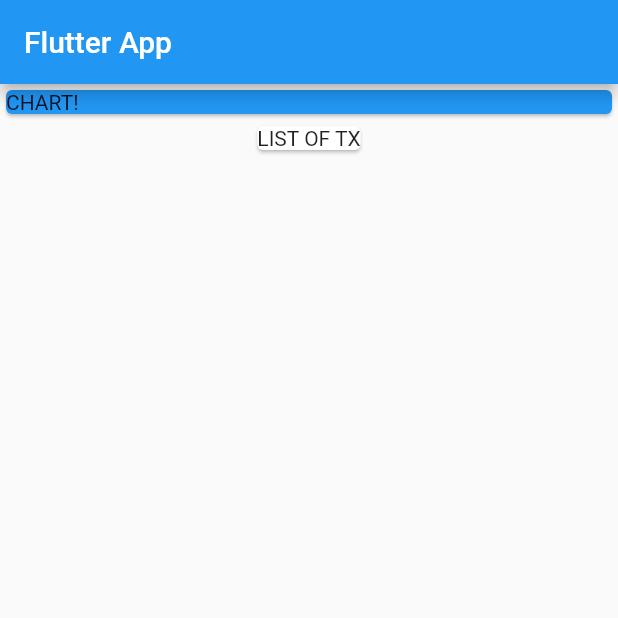
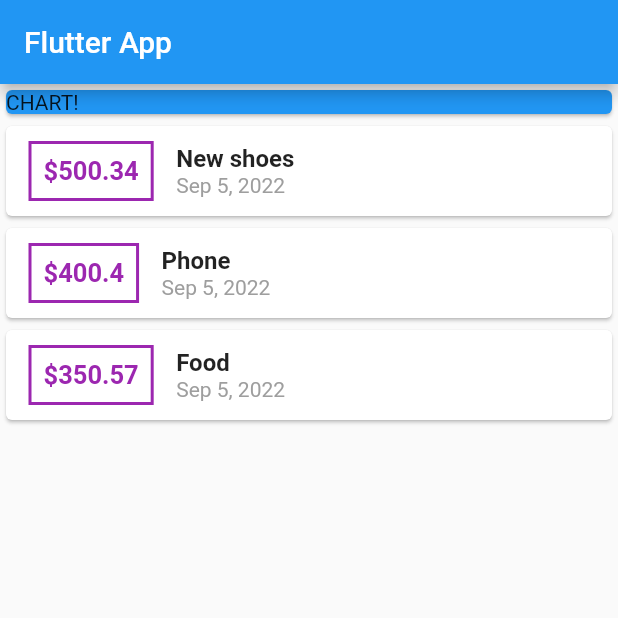
Before and after one commit to NgangaMichael/expense-planner, a Flutter app: the screen it shows after launch, on a phone screen of 412 x 824 dp, the top half of it. Run offline on Flutter 3.47's test engine with Material 2 defaults, Android fonts, the phone set to English and light mode, and no system bars.

Commit message:
added statis expenses and created a new file that has a class, also styled the cards and used $ to refrence the items in the class

```diff
--- a/lib/main.dart
+++ b/lib/main.dart
@@ -1,4 +1,8 @@
+import 'dart:ui';
+
+import 'package:expense_planner/transaction.dart';
 import 'package:flutter/material.dart';
+import 'package:intl/intl.dart';
 
 void main() => runApp(MyApp());
 
@@ -13,23 +17,74 @@ class MyApp extends StatelessWidget {
 }
 
 class MyHomePage extends StatelessWidget {
+
+  final List<Transaction> transaction = [
+    Transaction(id: 't1', title: 'New shoes', amount: 500.34, date: DateTime.now()),
+    Transaction(id: 't2', title: 'Phone', amount: 400.4, date: DateTime.now()),
+    Transaction(id: 't3', title: 'Food', amount: 350.57, date: DateTime.now()),
+  ];
+
   @override
   Widget build(BuildContext context) {
     return Scaffold(
       appBar: AppBar(
-        title: Text('Flutter App'),
+        title: const Text('Flutter App'),
       ),
       body:Column(
         children: [
           Container(
             width: double.infinity,
-            child: Card(
+            child: const Card(
               color: Colors.blue,
               child: const Text('CHART!'),
             ),
           ),
-          Card(
-            child: Text('LIST OF TX'),
+          Column(
+            children: transaction.map((tx) {
+              return Card(
+                child: Row(
+                  children: [
+                    Container(
+                      margin: EdgeInsets.symmetric(
+                        vertical: 10,
+                        horizontal: 15,
+                      ),
+                      padding: const EdgeInsets.all(8),
+                      child: Text('\$${tx.amount}',
+                        style: TextStyle(
+                          fontWeight: FontWeight.bold,
+                          fontSize: 17,
+                          color: Colors.purple,
+                        ),
+                      ),
+                      decoration: BoxDecoration(
+                        border: Border.all(
+                          color: Colors.purple,
+                          width: 2,
+                        ),
+                      ),
+                    ),
+                    Column(
+                      crossAxisAlignment: CrossAxisAlignment.start,
+                      children: [
+                        Text(tx.title,
+                          style: TextStyle(
+                            fontSize: 16,
+                            fontWeight: FontWeight.bold,
+                          ),
+                        ),
+                        Text(
+                          DateFormat.yMMMd().format(tx.date),
+                          style: TextStyle(
+                            color: Colors.grey,
+                          ),
+                        ),
+                      ],
+                    ),
+                  ],
+                ),
+              );
+            }).toList()
           )
         ],
       )
--- /dev/null
+++ b/lib/transaction.dart
@@ -0,0 +1,15 @@
+class Transaction {
+  final String id;
+  final String title;
+  final double amount;
+  final DateTime date;
+
+  Transaction({
+    required this.id,
+    required this.title,
+    required this.amount,
+    required this.date,
+  });
+
+
+}
--- a/pubspec.yaml
+++ b/pubspec.yaml
@@ -29,6 +29,7 @@ environment:
 dependencies:
   flutter:
     sdk: flutter
+  intl: ^0.17.0
 
 
   # The following adds the Cupertino Icons font to your application.
```
Also changed, not shown: pubspec.lock, 1 other file.
